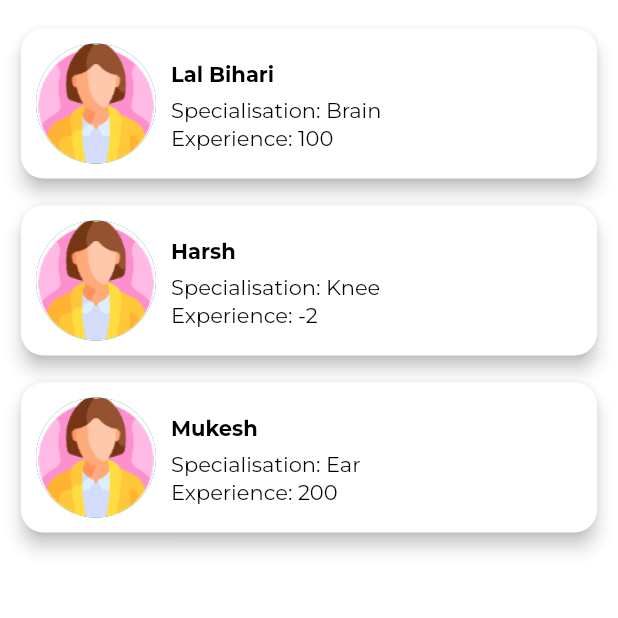
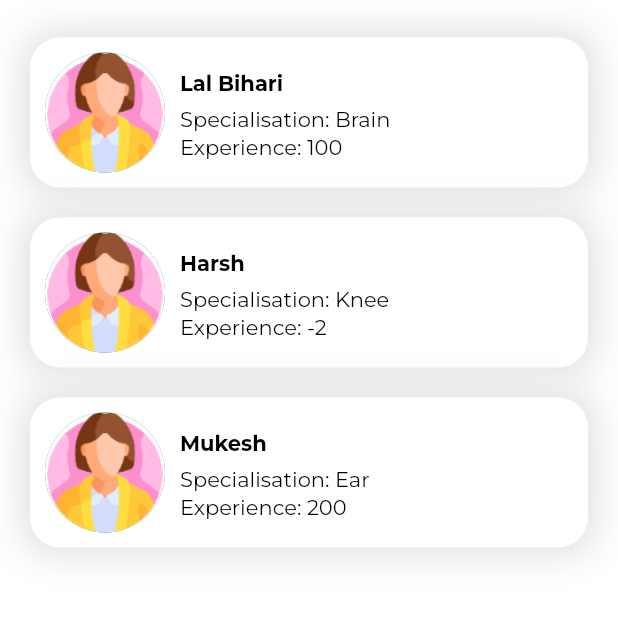
Before and after one commit to SIH-Team-Epione/Flutter-app-Epione, a Flutter app: the DoctorsListSection screen opened directly, on a phone screen of 412 x 824 dp, the top half of it. Run offline on Flutter 3.47's test engine with Material 2 defaults, Android fonts, the phone set to English and light mode, and no system bars; our stand-ins replace flutter_svg, get, google_fonts; missing offline and left inert: flutter_email_sender, maps_launcher; project files that could hold a hidden picture were left out.

Commit message:
UI Updates.

```diff
--- a/lib/screens/doctor_consultation_screen.dart
+++ b/lib/screens/doctor_consultation_screen.dart
@@ -67,10 +67,19 @@ Widget _buildDoctorRow(int index, BuildContext context) {
     onTap: () {
       gotoDoctorDetailsPage(context);
     },
-    child: Card(
-      color: Colors.white,
-      elevation: 5.0,
-      shape: RoundedRectangleBorder(borderRadius: BorderRadius.circular(15.0)),
+    child: Container(
+      margin: EdgeInsets.fromLTRB(10, 10, 10, 0),
+      decoration: BoxDecoration(
+        color: Colors.white,
+        borderRadius: BorderRadius.circular(20.0),
+        boxShadow: [
+          BoxShadow(
+            color: Colors.grey.shade300,
+            blurRadius: 20,
+            spreadRadius: 5,
+          )
+        ]
+      ),
       child: Padding(
         padding: EdgeInsets.all(10.0),
         child: Row(
```
